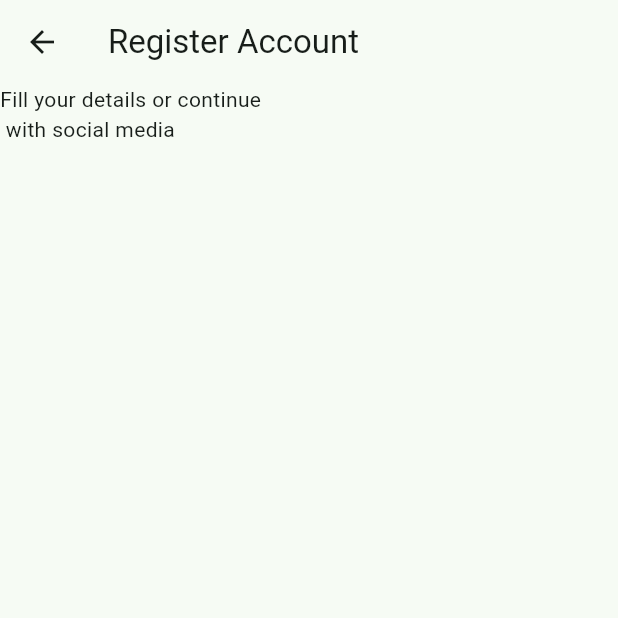
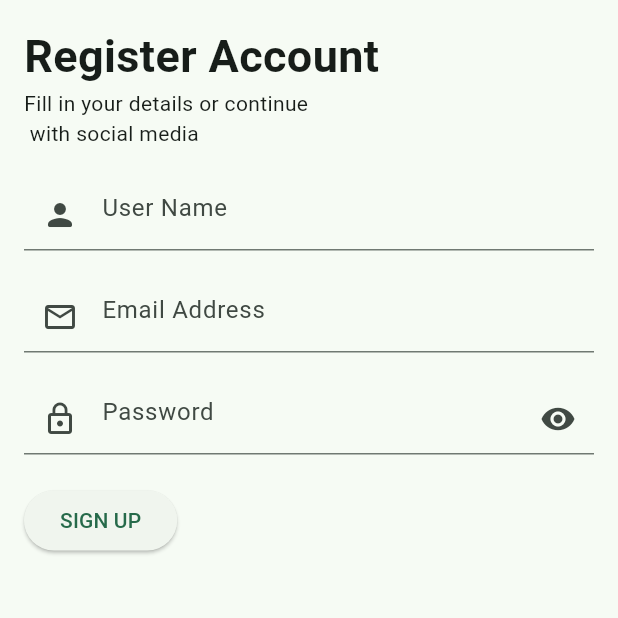
Before and after one commit to Dehbbyk/job_search_app, a Flutter app: the RegisterPage screen opened directly, on a phone screen of 412 x 824 dp, the top half of it. Run offline on Flutter 3.47's test engine with Material 3 defaults, Android fonts, the phone set to English and light mode, and no system bars.

Commit message:
Activated the navigation button on login and signup page

```diff
--- a/lib/main.dart
+++ b/lib/main.dart
@@ -2,6 +2,7 @@ import 'package:flutter/material.dart';
 import 'package:job_search_app/chat_page.dart';
 import 'package:job_search_app/home_page.dart';
 import 'package:job_search_app/login_page.dart';
+import 'package:job_search_app/message_page.dart';
 import 'package:job_search_app/register_page.dart';
 
 void main() {
@@ -21,7 +22,7 @@ class MyApp extends StatelessWidget {
         colorScheme: ColorScheme.fromSeed(seedColor: Colors.greenAccent),
         useMaterial3: true,
       ),
-      home: HomePage(),
+      home: RegisterPage(),
     );
   }
 }
--- a/lib/register_page.dart
+++ b/lib/register_page.dart
@@ -1,4 +1,5 @@
 import 'package:flutter/material.dart';
+import 'package:job_search_app/login_page.dart';
 
 class RegisterPage extends StatefulWidget {
 
@@ -10,10 +11,59 @@ class _RegisterPageState extends State<RegisterPage> {
   @override
   Widget build(BuildContext context) {
     return Scaffold(
-      appBar: AppBar(
-        title: Text("Register Account"),
+      body: Container(
+        padding: EdgeInsets.all(16),
+        child: Column(
+          crossAxisAlignment: CrossAxisAlignment.start,
+          children:[
+            Text(
+              "Register Account",
+              style: TextStyle(
+                  fontWeight: FontWeight.bold,
+                  fontSize: 30
+              ),
+            ),
+            Text(
+              "Fill in your details or continue\n with social media",
+              style: TextStyle(
+                fontSize: 14,
+              ),
+            ),
+            SizedBox(height: 20),
+            TextFormField(
+              decoration: InputDecoration(
+                hintText: "User Name",
+                prefixIcon: Icon(Icons.person_rounded),
+              ),
+            ),
+            SizedBox(height: 20),
+            TextFormField(
+              decoration: InputDecoration(
+                hintText: "Email Address",
+                prefixIcon: Icon(Icons.email_outlined),
+              ),
+            ),
+            SizedBox(height: 20),
+            TextFormField(
+              decoration: InputDecoration(
+                  hintText: "Password",
+                  prefixIcon: Icon(Icons.lock_outline),
+                  suffixIcon: Icon(Icons.remove_red_eye)
+              ),
+            ),
+            SizedBox(height: 20),
+            ElevatedButton(
+              onPressed: () {
+                Navigator.push(
+                  context,
+                  MaterialPageRoute(builder: (context) => LoginPage()),
+                );
+              },
+              child: Text("SIGN UP"),
+            ),
+          ],
+        ),
       ),
-      body: Text("Fill your details or continue\n with social media"),
     );
   }
 }
```
Also changed, not shown: lib/chat_page.dart (+24 -1 lines), lib/login_page.dart (+58 -9 lines), lib/message_page.dart (+23 -4 lines).
